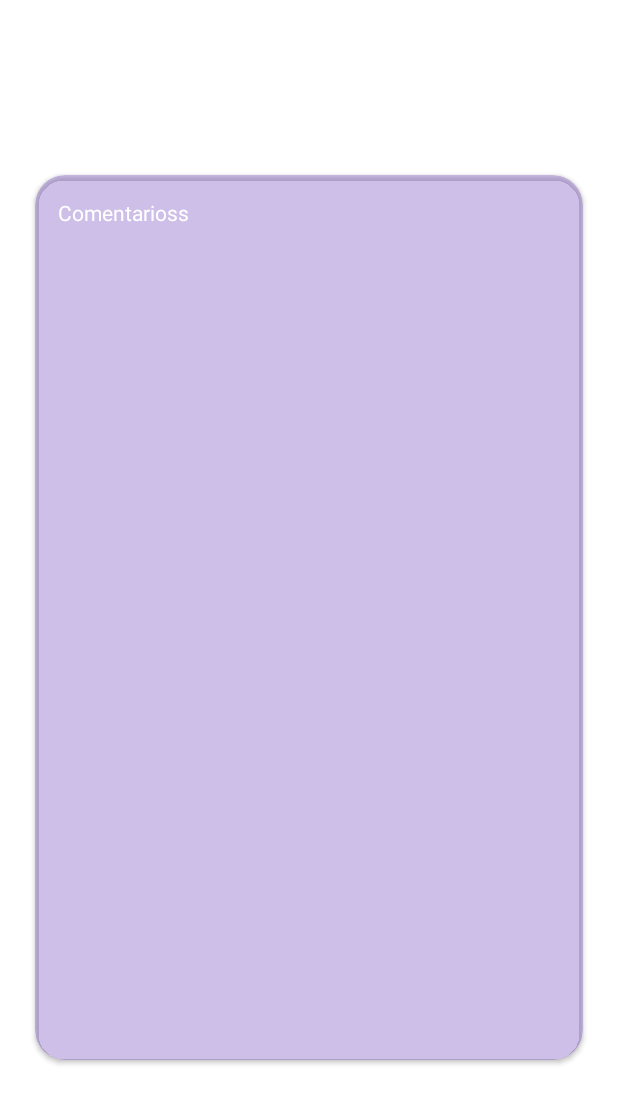
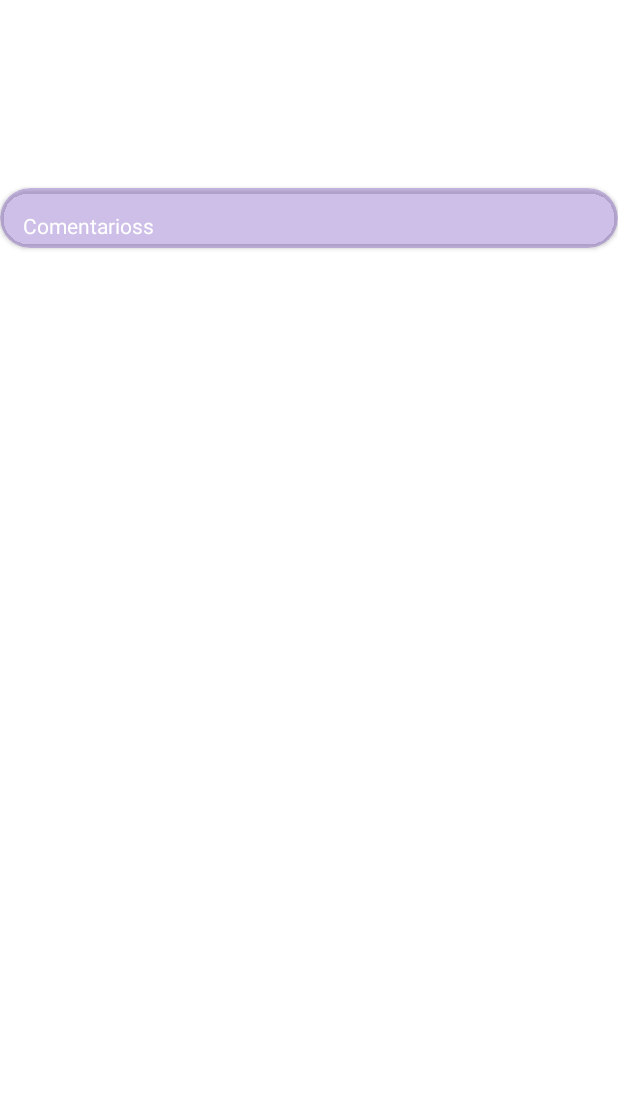
Before and after one commit to angel5000/APPLectura, an Android app: the layout redaccion.xml on its own in the app's theme, with its tools: preview values and no code run, on a phone screen of 412 x 824 dp. Shown: the top 1104 px of the screen. Run offline under Robolectric (Android 15) with nearby library versions, the phone set to English and light mode, and no system bars; network calls fail.

Commit message:
nuevas interfaces

```diff
--- a/app/src/main/AndroidManifest.xml
+++ b/app/src/main/AndroidManifest.xml
@@ -4,9 +4,9 @@
 
     <application
 
-        android:allowBackup="true"
+        android:allowBackup="false"
         android:dataExtractionRules="@xml/data_extraction_rules"
-        android:fullBackupContent="@xml/backup_rules"
+        android:fullBackupContent="false"
         android:icon="@mipmap/ic_launcher"
         android:label="@string/app_name"
         android:roundIcon="@mipmap/ic_launcher_round"
--- a/app/src/main/java/com/example/applectura/Lectura/CreaHistoriaActivity.kt
+++ b/app/src/main/java/com/example/applectura/Lectura/CreaHistoriaActivity.kt
@@ -250,7 +250,7 @@ class DatabaseHelperCrear(context: Context) : SQLiteOpenHelper(context, DATABASE
     companion object {
         private const val DATABASE_NAME =
             "LecturaAPPBD.db" // Nombre del archivo de base de datos
-        private const val DATABASE_VERSION = 1
+        private const val DATABASE_VERSION = 2
     }
 
     private val databasePath = context.getDatabasePath(DATABASE_NAME).path
--- a/app/src/main/java/com/example/applectura/Lectura/LecturaActivity.kt
+++ b/app/src/main/java/com/example/applectura/Lectura/LecturaActivity.kt
@@ -155,7 +155,7 @@ class DatabaseHelper(context: Context) : SQLiteOpenHelper(context, DATABASE_NAME
     companion object {
         private const val DATABASE_NAME =
             "LecturaAPPBD.db" // Nombre del archivo de base de datos
-        private const val DATABASE_VERSION = 1
+        private const val DATABASE_VERSION = 2
     }
 
     private val databasePath = context.getDatabasePath(DATABASE_NAME).path
@@ -165,6 +165,7 @@ class DatabaseHelper(context: Context) : SQLiteOpenHelper(context, DATABASE_NAME
             copiarBaseDatos(context)
         }
     }
+
     private fun copiarBaseDatos(context: Context) {
         val inputStream: InputStream = context.assets.open(DATABASE_NAME)
         val outputFile: String = databasePath
--- a/app/src/main/java/com/example/applectura/Lectura/ListaHistoriasCreadasActivity.kt
+++ b/app/src/main/java/com/example/applectura/Lectura/ListaHistoriasCreadasActivity.kt
@@ -90,7 +90,7 @@ class Mostrarhistdb(context: Context) : SQLiteOpenHelper(context, DATABASE_NAME,
     companion object {
         private const val DATABASE_NAME =
             "LecturaAPPBD.db" // Nombre del archivo de base de datos
-        private const val DATABASE_VERSION = 1
+        private const val DATABASE_VERSION = 2
     }
 
     private val databasePath = context.getDatabasePath(DATABASE_NAME).path
--- a/app/src/main/java/com/example/applectura/Lectura/PrincipalActivity.kt
+++ b/app/src/main/java/com/example/applectura/Lectura/PrincipalActivity.kt
@@ -174,7 +174,7 @@ class DatabaseHelper2(context: Context) : SQLiteOpenHelper(context, DATABASE_NAM
     companion object {
         private const val DATABASE_NAME =
             "LecturaAPPBD.db" // Nombre del archivo de base de datos
-        private const val DATABASE_VERSION = 1
+        private const val DATABASE_VERSION = 2
     }
 
     private val databasePath = context.getDatabasePath(DATABASE_NAME).path
--- a/app/src/main/res/layout/redaccion.xml
+++ b/app/src/main/res/layout/redaccion.xml
@@ -10,20 +10,42 @@
     tools:context=".Lectura.LecturaActivity">
 
 
+
     <LinearLayout
-        android:layout_width="400dp"
-        android:layout_height="match_parent"
+        android:layout_width="0dp"
+        android:layout_height="wrap_content"
         android:gravity="center"
         android:orientation="vertical"
         app:layout_constraintEnd_toEndOf="parent"
         app:layout_constraintStart_toStartOf="parent">
 
+        <LinearLayout
+            android:layout_width="match_parent"
+            android:layout_height="80dp"
+            android:layout_marginTop="20dp"
+            android:gravity="center"
+            android:orientation="vertical"
+            app:layout_constraintTop_toTopOf="parent">
+
+            <TextView
+                android:id="@+id/txttitulo"
+                android:layout_width="wrap_content"
+                android:layout_height="wrap_content"
+                android:gravity="center"
+                android:lineSpacingExtra="4dp"
+                android:text="Titulo"
+                android:textAlignment="center"
+                android:textColor="@color/white"
+                android:textSize="24sp" />
+
+        </LinearLayout>
+
         <androidx.cardview.widget.CardView
             android:id="@+id/cardcont"
-            android:layout_width="365dp"
-            android:layout_height="590dp"
+            android:layout_width="match_parent"
+            android:layout_height="wrap_content"
             android:layout_gravity="center"
-            android:layout_marginTop="10dp"
+            android:layout_marginTop="25dp"
             android:layout_marginBottom="10dp"
             android:background="#673AB7"
             android:backgroundTint="#52673AB7"
@@ -32,7 +54,7 @@
 
             <LinearLayout
                 android:layout_width="match_parent"
-                android:layout_height="match_parent"
+                android:layout_height="wrap_content"
                 android:gravity="start"
                 android:orientation="vertical">
 
@@ -45,15 +67,15 @@
                     android:layout_marginBottom="5dp"
                     android:gravity="center|left"
                     android:maxWidth="400dp"
-                    android:maxHeight="380dp"
+
                     android:text="Comentarioss"
                     android:textColor="@color/white" />
 
                 <ImageView
                     android:id="@+id/imageContent"
-                    android:layout_width="355dp"
+                    android:layout_width="350dp"
                     android:layout_height="450dp"
-                    android:layout_marginLeft="5dp"
+                    android:layout_marginLeft="15dp"
                     android:scaleType="centerCrop"
                     android:visibility="gone" />
 
```
Also changed, not shown: app/src/main/java/com/example/applectura/Lectura/BuscarHistoriaActivity.kt (+4 -4 lines), app/src/main/java/com/example/applectura/Lectura/RedaccionActivity.kt (+30 -9 lines), app/src/main/res/layout/activity_redaccion.xml (+0 -19 lines).
